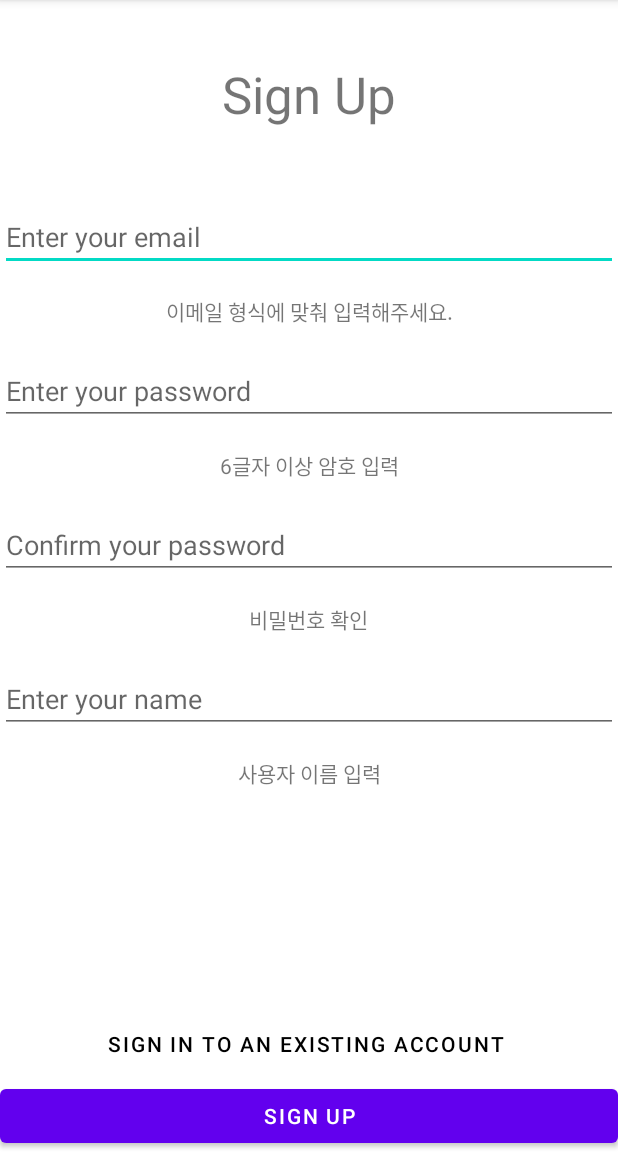
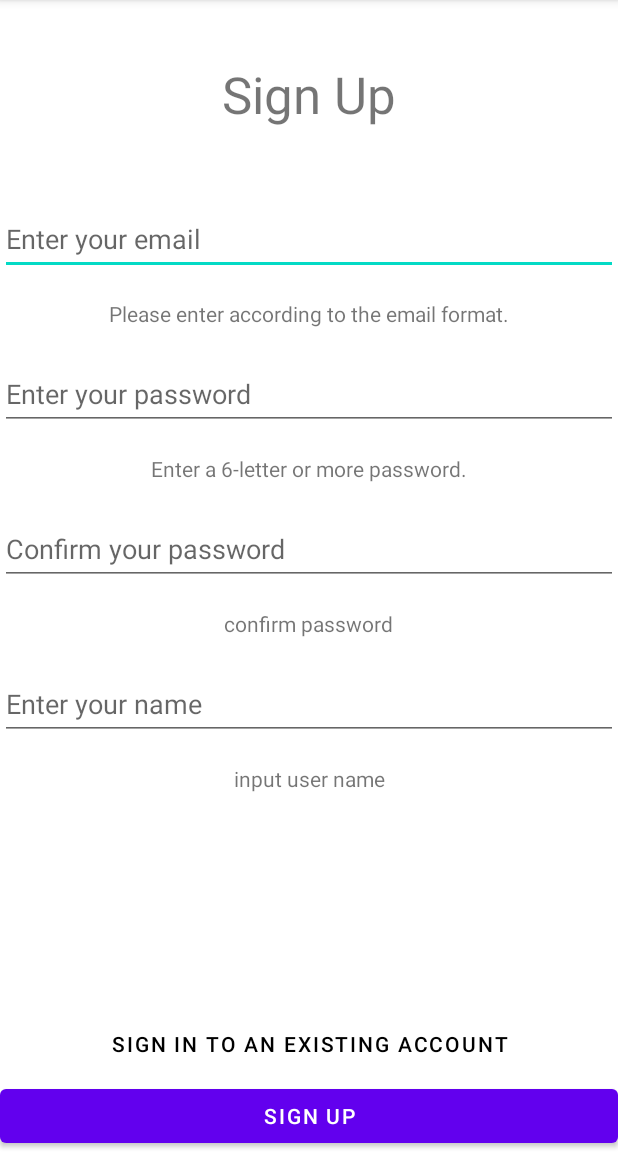
Before and after one commit to wookingwoo/shoppingmall-demo-app, an Android app: the SignupActivity screen opened directly, with no data from a screen before it, on a phone screen of 412 x 824 dp, the part 84-1236 px from its top. Run offline under Robolectric (Android 15) with nearby library versions, the phone set to English and light mode, and no system bars; our stand-ins replace Firebase (no records; nobody signed in at launch, a user with empty details on screens opened directly).

Commit message:
Add languages: add English and Korean

```diff
--- a/app/src/main/java/com/wookingwoo/shoppingmalldemo/MainActivity.java
+++ b/app/src/main/java/com/wookingwoo/shoppingmalldemo/MainActivity.java
@@ -92,7 +92,7 @@ public class MainActivity extends AppCompatActivity {
 
 //        로그인 된상태
         else {
-            btn_accountInfo.setText("[로그아웃하려면 클릭]\n" + currentUser.getEmail());
+            btn_accountInfo.setText("[로그아웃하기]\n" + currentUser.getEmail());
 
 
             btn_accountInfo.setOnClickListener(new View.OnClickListener() {
--- a/app/src/main/res/layout/activity_signup.xml
+++ b/app/src/main/res/layout/activity_signup.xml
@@ -11,7 +11,7 @@
         android:layout_width="wrap_content"
         android:layout_height="wrap_content"
         android:layout_marginTop="16dp"
-        android:text="사용자 이름 입력"
+        android:text="@string/input_user_name"
         app:layout_constraintEnd_toEndOf="parent"
         app:layout_constraintStart_toStartOf="parent"
         app:layout_constraintTop_toBottomOf="@+id/et_userName" />
@@ -24,7 +24,7 @@
         android:background="@android:color/transparent"
         android:backgroundTint="@android:color/white"
 
-        android:text="Sign in to an existing account "
+        android:text="@string/sign_in_to_an_existing_account"
         android:textColor="@android:color/black"
         app:layout_constraintBottom_toTopOf="@+id/btn_register"
         app:layout_constraintEnd_toEndOf="parent"
@@ -37,8 +37,10 @@
         android:layout_height="wrap_content"
         android:layout_marginTop="50dp"
         android:ems="10"
-        android:hint="Enter your email"
+        android:hint="@string/enter_your_email"
         android:inputType="textEmailAddress"
+        android:minHeight="48dp"
+
         app:layout_constraintEnd_toEndOf="parent"
         app:layout_constraintStart_toStartOf="parent"
         app:layout_constraintTop_toBottomOf="@+id/textView5" />
@@ -49,8 +51,9 @@
         android:layout_height="wrap_content"
         android:layout_marginTop="20dp"
         android:ems="10"
-        android:hint="Enter your password"
+        android:hint="@string/enter_your_password"
         android:inputType="textPassword"
+        android:minHeight="48dp"
         app:layout_constraintEnd_toEndOf="parent"
         app:layout_constraintHorizontal_bias="0.497"
         app:layout_constraintStart_toStartOf="parent"
@@ -62,8 +65,9 @@
         android:layout_height="wrap_content"
         android:layout_marginTop="20dp"
         android:ems="10"
-        android:hint="Confirm your password"
+        android:hint="@string/confirm_your_password"
         android:inputType="textPassword"
+        android:minHeight="48dp"
         app:layout_constraintEnd_toEndOf="parent"
         app:layout_constraintHorizontal_bias="0.0"
         app:layout_constraintStart_toStartOf="parent"
@@ -83,7 +87,7 @@
         android:layout_width="wrap_content"
         android:layout_height="wrap_content"
         android:layout_marginTop="16dp"
-        android:text="6글자 이상 암호 입력"
+        android:text="@string/pw_lenth_6"
         app:layout_constraintEnd_toEndOf="parent"
         app:layout_constraintStart_toStartOf="parent"
         app:layout_constraintTop_toBottomOf="@+id/et_pw" />
@@ -93,7 +97,7 @@
         android:layout_width="wrap_content"
         android:layout_height="wrap_content"
         android:layout_marginTop="16dp"
-        android:text="비밀번호 확인"
+        android:text="@string/confirm_pw"
         app:layout_constraintEnd_toEndOf="parent"
         app:layout_constraintHorizontal_bias="0.498"
         app:layout_constraintStart_toStartOf="parent"
@@ -104,7 +108,7 @@
         android:layout_width="wrap_content"
         android:layout_height="wrap_content"
         android:layout_marginTop="16dp"
-        android:text="이메일 형식에 맞춰 입력해주세요."
+        android:text="@string/email_hint"
         app:layout_constraintEnd_toEndOf="parent"
         app:layout_constraintHorizontal_bias="0.501"
         app:layout_constraintStart_toStartOf="parent"
@@ -115,7 +119,7 @@
         android:layout_width="wrap_content"
         android:layout_height="wrap_content"
         android:layout_marginTop="40dp"
-        android:text="Sign Up"
+        android:text="@string/sign_up"
         android:textSize="34sp"
         app:layout_constraintEnd_toEndOf="parent"
         app:layout_constraintStart_toStartOf="parent"
@@ -127,8 +131,9 @@
         android:layout_height="wrap_content"
         android:layout_marginTop="20dp"
         android:ems="10"
-        android:hint="Enter your name"
+        android:hint="@string/enter_your_name"
         android:inputType="textPersonName"
+        android:minHeight="48dp"
         app:layout_constraintEnd_toEndOf="parent"
         app:layout_constraintStart_toStartOf="parent"
         app:layout_constraintTop_toBottomOf="@+id/textView4" />
--- a/app/src/main/res/values/strings.xml
+++ b/app/src/main/res/values/strings.xml
@@ -1,4 +1,19 @@
 <resources>
     <string name="app_name">ShoppingmallDemo</string>
     <string name="sign_up">Sign Up</string>
+    <string name="shopping_cart">shopping cart</string>
+    <string name="account_info" translatable="false">UserName\n(AccountEmail)</string>
+    <string name="sign_in">Sign In</string>
+    <string name="create_account">Create account</string>
+    <string name="guest_login">Guest Login (Start without signing up)</string>
+    <string name="input_user_name">input user name</string>
+    <string name="sign_in_to_an_existing_account">Sign in to an existing account</string>
+    <string name="pw_lenth_6">Enter a 6-letter or more password.</string>
+    <string name="confirm_pw">confirm password</string>
+    <string name="email_hint">Please enter according to the email format.</string>
+    <string name="trade_name">trade name</string>
+    <string name="enter_your_password">Enter your password</string>
+    <string name="enter_your_email">Enter your email</string>
+    <string name="confirm_your_password">Confirm your password</string>
+    <string name="enter_your_name">Enter your name</string>
 </resources>
```
Also changed, not shown: app/src/main/res/layout/activity_main.xml (+5 -4 lines), app/src/main/res/layout/activity_signin.xml (+10 -7 lines), app/src/main/res/layout/list_item.xml (+11 -6 lines), 1 other file.
